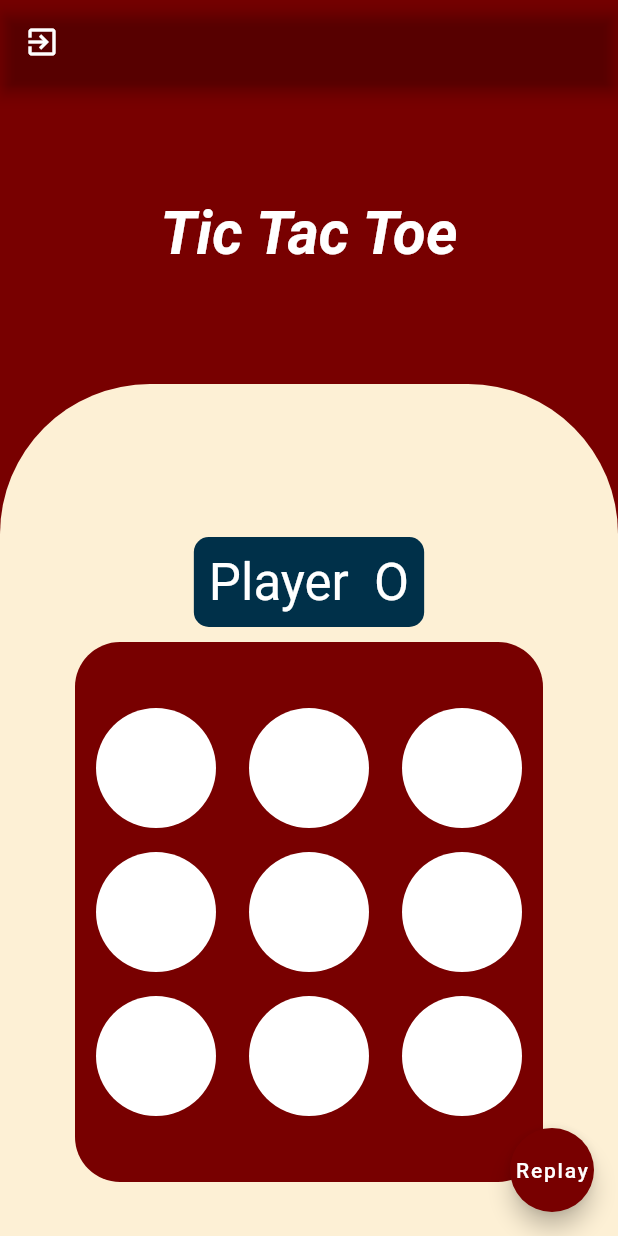
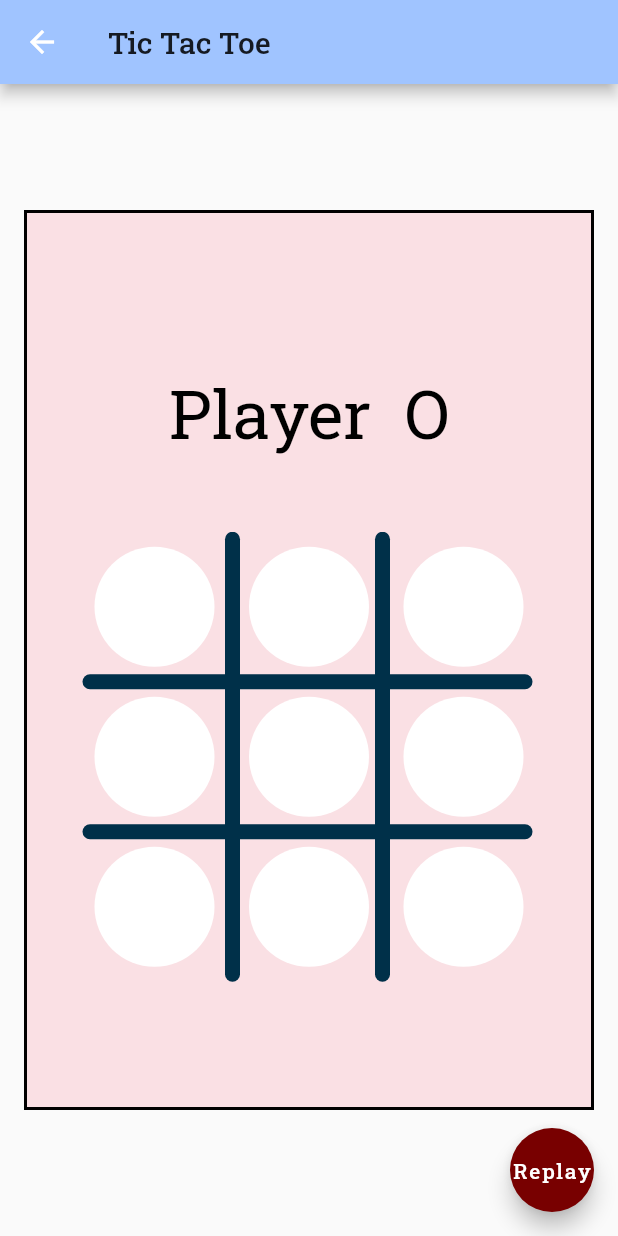
Before and after one commit to krishnatrea/Tictactoe-flutter, a Flutter app: the screen it shows after launch, after a tap on "Single Player", on a phone screen of 412 x 824 dp. Run offline on Flutter 3.47's test engine with Material 2 defaults, Android fonts, the phone set to English and light mode, and no system bars.

Commit message:
Tic Tac Toe

```diff
--- a/lib/Screens/GameScreen.dart
+++ b/lib/Screens/GameScreen.dart
@@ -17,50 +17,22 @@ class _GameScreenState extends State<GameScreen> {
   Widget build(BuildContext context) {
     return Scaffold(
       appBar: AppBar(
-        backgroundColor: Colors.transparent,
-        leading: IconButton(
-          icon: Icon(Icons.exit_to_app_outlined),
-          onPressed: () {
-            Navigator.of(context).pop();
-          },
+        backgroundColor: Color(0xffa0c4ff),
+        title: Text(
+          "Tic Tac Toe",
+          style: Theme.of(context).textTheme.headline6,
         ),
       ),
-      backgroundColor: Color.fromRGBO(120, 0, 0, 1),
-      body: SafeArea(
-        child: SingleChildScrollView(
-          child: Column(
-            children: [
-              Container(
-                height: 200,
-                width: double.infinity,
-                child: Center(
-                  child: Text('Tic Tac Toe',
-                      style: TextStyle(
-                          color: Colors.white,
-                          fontSize: 40,
-                          fontWeight: FontWeight.bold,
-                          fontStyle: FontStyle.italic)),
-                ),
-              ),
-              Stack(
-                children: [
-                  Container(
-                    height: MediaQuery.of(context).size.height - 200,
-                    alignment: Alignment.bottomCenter,
-                    decoration: BoxDecoration(
-                      borderRadius: BorderRadius.only(
-                          topLeft: Radius.circular(100),
-                          topRight: Radius.circular(100)),
-                      color: Color.fromRGBO(253, 240, 213, 1),
-                    ),
-                    child: GamePlay(
-                      isAi: widget.isAil,
-                    ),
-                  ),
-                ],
-              ),
-            ],
+      body: Center(
+        child: Container(
+          height: 600,
+          width: 380,
+          decoration: BoxDecoration(
+            color: Color(0xfffae0e4),
+            shape: BoxShape.rectangle,
+            border: Border.all(width: 2, color: Colors.black),
           ),
+          child: GamePlay(isAi: widget.isAil),
         ),
       ),
       floatingActionButton: FloatingActionButton(
--- a/lib/Screens/home.dart
+++ b/lib/Screens/home.dart
@@ -1,6 +1,4 @@
 import 'package:flutter/material.dart';
-import 'package:tictactoe/theme/theme.dart';
-
 import 'GameScreen.dart';
 
 class Home extends StatefulWidget {
@@ -16,7 +14,7 @@ class _HomeState extends State<Home> {
         backgroundColor: Color(0xffa0c4ff),
         title: Text(
           "Tic Tac Toe",
-          style: Theme.of(context).textTheme.title,
+          style: Theme.of(context).textTheme.headline6,
         ),
       ),
       body: Center(
@@ -105,9 +103,12 @@ class _HomeState extends State<Home> {
   }
 
   void navigate(bool isAi) {
-    Navigator.of(context).push(MaterialPageRoute(
+    Navigator.of(context).push(
+      MaterialPageRoute(
         builder: (_) => GameScreen(
-              isAil: isAi,
-            )));
+          isAil: isAi,
+        ),
+      ),
+    );
   }
 }
--- a/lib/gameclass/gameplay.dart
+++ b/lib/gameclass/gameplay.dart
@@ -1,7 +1,9 @@
 import 'dart:math';
-
+import 'package:tictactoe/measurements/measurments.dart';
 import 'package:flutter/material.dart';
 import 'package:tictactoe/gameclass/player.dart';
+import 'package:tictactoe/widgets/cutterpositioned.dart';
+import 'package:tictactoe/widgets/gridviewinkwell.dart';
 import 'package:tictactoe/widgets/textShow.dart';
 
 class GamePlay extends StatefulWidget {
@@ -18,27 +20,8 @@ class _GameplayState extends State<GamePlay> {
   int currentplayer = 0;
   bool gameover = false;
   bool isDraw = false;
-  List<double> rotationAngle = [90, 90, 90, 0, 0, 0, -50, 50];
   int rotatingindex;
   int winner;
-  List<List<double>> positionNo = [
-    [-95, 147.0, 285.0],
-    [0.0, 147.0, 285.0],
-    [96, 147.0, 285.0],
-    [4.0, 44.0, 285.0],
-    [4.0, 147.0, 285.0],
-    [4.0, 248.5, 285.0],
-    [-35.0, 150.35, 360.0],
-    [-35.0, 150.35, 360.0]
-  ];
-  void toggalplayer() {
-    if (currentplayer == 0) {
-      currentplayer = 1;
-    } else {
-      currentplayer = 0;
-    }
-  }
-
   Map<int, List> isclicked = {
     1: [false, null],
     2: [false, null],
@@ -50,6 +33,35 @@ class _GameplayState extends State<GamePlay> {
     8: [false, null],
     9: [false, null]
   };
+
+  void reset() {
+    isclicked = {
+      1: [false, null],
+      2: [false, null],
+      3: [false, null],
+      4: [false, null],
+      5: [false, null],
+      6: [false, null],
+      7: [false, null],
+      8: [false, null],
+      9: [false, null]
+    };
+    player = [Player("O"), Player("X")];
+    currentplayer = 0;
+    gameover = false;
+    isDraw = false;
+    winner = null;
+    rotatingindex = null;
+    setState(() {});
+  }
+
+  void toggalplayer() {
+    if (currentplayer == 0) {
+      currentplayer = 1;
+    } else {
+      currentplayer = 0;
+    }
+  }
 
   int howmanyclicked() {
     int click = 0;
@@ -75,37 +87,18 @@ class _GameplayState extends State<GamePlay> {
         }
       }
     }
+    return 0;
   }
 
   void taped(int i) {
     haveplay(i);
+    Future.delayed(const Duration(milliseconds: 200), () {
       if (howmanyclicked() != 9) {
         if (widget.isAi) {
           haveplay(indexbyAI());
         }
       }
-  }
-
-  void reset() {
-    isclicked = {
-      1: [false, null],
-      2: [false, null],
-      3: [false, null],
-      4: [false, null],
-      5: [false, null],
-      6: [false, null],
-      7: [false, null],
-      8: [false, null],
-      9: [false, null]
-    };
-
-    player = [Player("O"), Player("X")];
-    currentplayer = 0;
-    gameover = false;
-    isDraw = false;
-    winner = null;
-    rotatingindex = null;
-    setState(() {});
+    });
   }
 
   void updatethings(int i) {
@@ -135,56 +128,9 @@ class _GameplayState extends State<GamePlay> {
     }
   }
 
-  Positioned cutterPositioned() {
-    return Positioned(
-      top: positionNo[rotatingindex - 1][0],
-      left: positionNo[rotatingindex - 1][1],
-      child: Transform(
-        alignment: FractionalOffset.center,
-        transform: new Matrix4.identity()
-          ..rotateZ(rotationAngle[rotatingindex - 1] * 3.1415927 / 180),
-        child: Container(
-          height: positionNo[rotatingindex - 1][2],
-          width: 20,
-          decoration: BoxDecoration(
-            borderRadius: BorderRadius.circular(40),
-            color: Color.fromRGBO(0, 48, 73, 1),
-          ),
-        ),
-      ),
-    );
-  }
-
-  InkWell gridView(BuildContext context, int index) {
-    return InkWell(
-      onTap: () {
-        if (!isclicked[index][0]) taped(index);
-      },
-      child: Padding(
-        padding: const EdgeInsets.all(8),
-        child: CircleAvatar(
-          backgroundColor: Colors.white,
-          maxRadius: 40,
-          minRadius: 10,
-          child: isclicked[index][1] == null
-              ? Offstage()
-              : Center(
-                  child: Text(
-                    isclicked[index][1],
-                    style: Theme.of(context).textTheme.headline2.copyWith(
-                          color: Color.fromRGBO(0, 48, 73, 1),
-                        ),
-                  ),
-                ),
-        ),
-      ),
-    );
-  }
-
   @override
   Widget build(BuildContext context) {
-    return Center(
-      child: Column(
+    return Column(
       mainAxisAlignment: MainAxisAlignment.center,
       crossAxisAlignment: CrossAxisAlignment.center,
       children: [
@@ -196,22 +142,13 @@ class _GameplayState extends State<GamePlay> {
                 : textShow(
                     'Game Over and ${player[winner].playerSymbol} is win',
                     context),
-          SingleChildScrollView(
-            scrollDirection: Axis.vertical,
-            child: SingleChildScrollView(
-              scrollDirection: Axis.horizontal,
-              child: Container(
-                height: 360,
+        SizedBox(
+          height: 30,
+        ),
+        Container(
+          height: 300,
           width: 312,
-                decoration: BoxDecoration(
-                  color: Color.fromRGBO(120, 0, 0, 1),
-                  borderRadius: BorderRadius.circular(30),
-                ),
-                child: Column(
-                  mainAxisAlignment: MainAxisAlignment.center,
-                  crossAxisAlignment: CrossAxisAlignment.center,
-                  children: [
-                    Stack(
+          child: Stack(
             children: [
               Column(
                 children: [
@@ -219,41 +156,83 @@ class _GameplayState extends State<GamePlay> {
                     mainAxisAlignment: MainAxisAlignment.spaceEvenly,
                     crossAxisAlignment: CrossAxisAlignment.center,
                     children: [
-                                gridView(context, 1),
-                                gridView(context, 2),
-                                gridView(context, 3),
+                      gridView(
+                          context: context,
+                          index: 1,
+                          isclicked: isclicked,
+                          taped: taped),
+                      gridView(
+                          context: context,
+                          index: 2,
+                          isclicked: isclicked,
+                          taped: taped),
+                      gridView(
+                          context: context,
+                          index: 3,
+                          isclicked: isclicked,
+                          taped: taped),
                     ],
                   ),
                   Row(
                     mainAxisAlignment: MainAxisAlignment.spaceEvenly,
                     crossAxisAlignment: CrossAxisAlignment.center,
                     children: [
-                                gridView(context, 4),
-                                gridView(context, 5),
-                                gridView(context, 6),
+                      gridView(
+                          context: context,
+                          index: 4,
+                          isclicked: isclicked,
+                          taped: taped),
+                      gridView(
+                          context: context,
+                          index: 5,
+                          isclicked: isclicked,
+                          taped: taped),
+                      gridView(
+                          context: context,
+                          index: 6,
+                          isclicked: isclicked,
+                          taped: taped),
                     ],
                   ),
                   Row(
                     mainAxisAlignment: MainAxisAlignment.spaceEvenly,
                     crossAxisAlignment: CrossAxisAlignment.center,
                     children: [
-                                gridView(context, 7),
-                                gridView(context, 8),
-                                gridView(context, 9),
+                      gridView(
+                          context: context,
+                          index: 7,
+                          isclicked: isclicked,
+                          taped: taped),
+                      gridView(
+                          context: context,
+                          index: 8,
+                          isclicked: isclicked,
+                          taped: taped),
+                      gridView(
+                          context: context,
+                          index: 9,
+                          isclicked: isclicked,
+                          taped: taped),
                     ],
                   ),
                 ],
               ),
-                        gameover ? cutterPositioned() : Offstage(),
-                      ],
-                    ),
+              cutterPositioned(top: 0, left: 100, angle: 0, height: 300),
+              cutterPositioned(top: 0, left: 200, angle: 0, height: 300),
+              cutterPositioned(top: -50, left: 150, angle: 90, height: 300),
+              cutterPositioned(top: 50, left: 150, angle: 90, height: 300),
+              gameover
+                  ? cutterPositioned(
+                      top: positionNo[rotatingindex - 1][0],
+                      left: positionNo[rotatingindex - 1][1],
+                      angle: rotationAngle[rotatingindex - 1],
+                      height: positionNo[rotatingindex - 1][2],
+                    )
+                  : Offstage(),
             ],
           ),
         ),
-            ),
-          ),
       ],
-      ),
     );
   }
 }
--- a/lib/main.dart
+++ b/lib/main.dart
@@ -1,14 +1,9 @@
 import 'package:flutter/material.dart';
-import 'package:tictactoe/Screens/GameScreen.dart';
 import 'package:tictactoe/Screens/home.dart';
-import 'theme/theme.dart';
-import 'theme/theme2.dart';
 
 void main() {
   runApp(
     MaterialApp(
-      // theme: Theme1.base,
-      // darkTheme: Theme2.base,
       debugShowCheckedModeBanner: false,
       home: Home(),
     ),
--- /dev/null
+++ b/lib/measurements/measurments.dart
@@ -0,0 +1,11 @@
+List<double> rotationAngle = [90, 90, 90, 0, 0, 0, -50, 50];
+List<List<double>> positionNo = [
+  [-100, 150.0, 300],
+  [0.0, 150.0, 300],
+  [100, 150.0, 300],
+  [0.0, 50.0, 300],
+  [0.0, 150.0, 300],
+  [0.0, 250, 300],
+  [-35.0, 150.35, 380],
+  [-35.0, 150.35, 380]
+];
--- /dev/null
+++ b/lib/widgets/cutterpositioned.dart
@@ -0,0 +1,21 @@
+import 'package:flutter/material.dart';
+
+Positioned cutterPositioned(
+    {double top, double left, double angle, double height}) {
+  return Positioned(
+    top: top,
+    left: left,
+    child: Transform(
+      alignment: FractionalOffset.center,
+      transform: new Matrix4.identity()..rotateZ(angle * 3.1415927 / 180),
+      child: Container(
+        height: height,
+        width: 10,
+        decoration: BoxDecoration(
+          borderRadius: BorderRadius.circular(40),
+          color: Color.fromRGBO(0, 48, 73, 1),
+        ),
+      ),
+    ),
+  );
+}
--- a/lib/widgets/gridviewinkwell.dart
+++ b/lib/widgets/gridviewinkwell.dart
@@ -1,22 +1,22 @@
 import 'package:flutter/material.dart';
 
 InkWell gridView(
-    BuildContext context, int index, List clicked, Function taped) {
+    {BuildContext context, int index, Map isclicked, Function taped}) {
   return InkWell(
     onTap: () {
-      if (!clicked[0]) taped(index);
+      if (!isclicked[index][0]) taped(index);
     },
     child: Padding(
-      padding: const EdgeInsets.all(8),
+      padding: const EdgeInsets.all(10),
       child: CircleAvatar(
         backgroundColor: Colors.white,
         maxRadius: 40,
         minRadius: 10,
-        child: clicked[1] == null
+        child: isclicked[index][1] == null
             ? Offstage()
             : Center(
                 child: Text(
-                  clicked[index][1],
+                  isclicked[index][1],
                   style: Theme.of(context).textTheme.headline2.copyWith(
                         color: Color.fromRGBO(0, 48, 73, 1),
                       ),
--- a/lib/widgets/textShow.dart
+++ b/lib/widgets/textShow.dart
@@ -4,14 +4,12 @@ import 'package:flutter/material.dart';
   return Container(
     margin: EdgeInsets.all(10),
     padding: EdgeInsets.all(10),
-      decoration: BoxDecoration(
-        borderRadius: BorderRadius.circular(10),
-        color: Color.fromRGBO(0, 48, 73, 1),
+    child: Text(
+      str,
+      textAlign: TextAlign.center,
+      style: Theme.of(context).textTheme.headline3.copyWith(
+            color: Colors.black,
           ),
-      child: Text(str,
-          textAlign: TextAlign.center,
-          style: Theme.of(context).textTheme.headline4.copyWith(
-                color: Colors.white,
-              )),
+    ),
   );
 }
--- a/pubspec.yaml
+++ b/pubspec.yaml
@@ -63,9 +63,9 @@ flutter:
   fonts:
     - family: Roboto
       fonts:
-        - asset: fonts\RobotoSlab-VariableFont_wght.ttf
+        - asset: fonts/RobotoSlab-VariableFont_wght.ttf
     - family: Crimson
       fonts:
-        - asset: fonts\CrimsonText-Italic.ttf
+        - asset: fonts/CrimsonText-Italic.ttf
   # For details regarding fonts from package dependencies,
   # see https://flutter.dev/custom-fonts/#from-packages
```
Also changed, not shown: lib/todo.txt (line endings or trailing spaces). Lines whose indentation alone changed are shown as unchanged.
